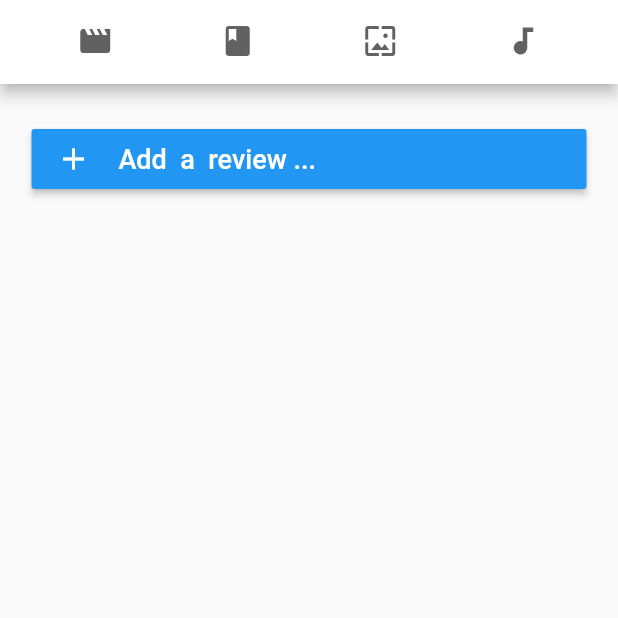
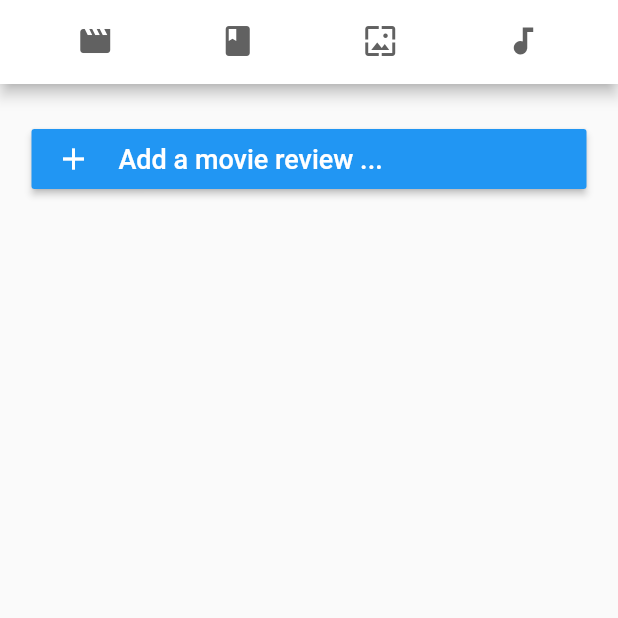
Before and after one commit to kimyoungeun/Mobileapp_teamproject, a Flutter app: the ReviewPage screen opened directly, on a phone screen of 412 x 824 dp, the top half of it. Run offline on Flutter 3.47's test engine with Material 2 defaults, Android fonts, the phone set to English and light mode, and no system bars; our stand-ins replace cloud_firestore, firebase_auth, flutter_rating_bar, google_sign_in, table_calendar; accounts and stored records are empty.

Commit message:
Changed UI

```diff
--- a/final_project/lib/review_page.dart
+++ b/final_project/lib/review_page.dart
@@ -7,6 +7,7 @@ import 'package:flutter_rating_bar/flutter_rating_bar.dart';
 String person = "Director :    ";
 String collection;
 int _page = 0;
+String addText;
 
 Widget _buildstar(int num){
   return Container(
@@ -60,18 +61,22 @@ class _ReviewPageState extends State<ReviewPage> with SingleTickerProviderStateM
 
         if(page == 0){
           person = "Director :   ";
+          addText = "    Add a movie review ... ";
           _page = 0;
         }
         else if(page == 1){
           person = "Author :   ";
+          addText = "    Add a book review ... ";
           _page = 1;
         }
         if(page == 2){
           person = "Author :   ";
+          addText = "    Add a exhibition review ... ";
           _page = 2;
         }
         else if(page == 3){
           person = "Artist :   ";
+          addText = "    Add a concert review ... ";
           _page = 3;
         }
 
@@ -163,7 +168,7 @@ class _ReviewPageState extends State<ReviewPage> with SingleTickerProviderStateM
                       child: Row(
                         children: <Widget>[
                           Icon(Icons.add, color: Colors.white),
-                          Text("    Add  a  review ... ", style : TextStyle(fontSize: 18, color: Colors.white)),
+                          Text(addText, style : TextStyle(fontSize: 18, color: Colors.white)),
                         ],
                       )
                   ),
--- a/final_project/lib/todo_page.dart
+++ b/final_project/lib/todo_page.dart
@@ -78,7 +78,7 @@ class TodoListState extends State<TodoList> {
                     child: Row(
                       children: <Widget>[
                         Icon(Icons.add, color: Colors.white,),
-                        Text("    Add  a  to-do ... ", style : TextStyle(fontSize: 18, color: Colors.white)),
+                        Text("    Add a to-do ... ", style : TextStyle(fontSize: 18, color: Colors.white)),
                       ],
                     )
                 ),
```
